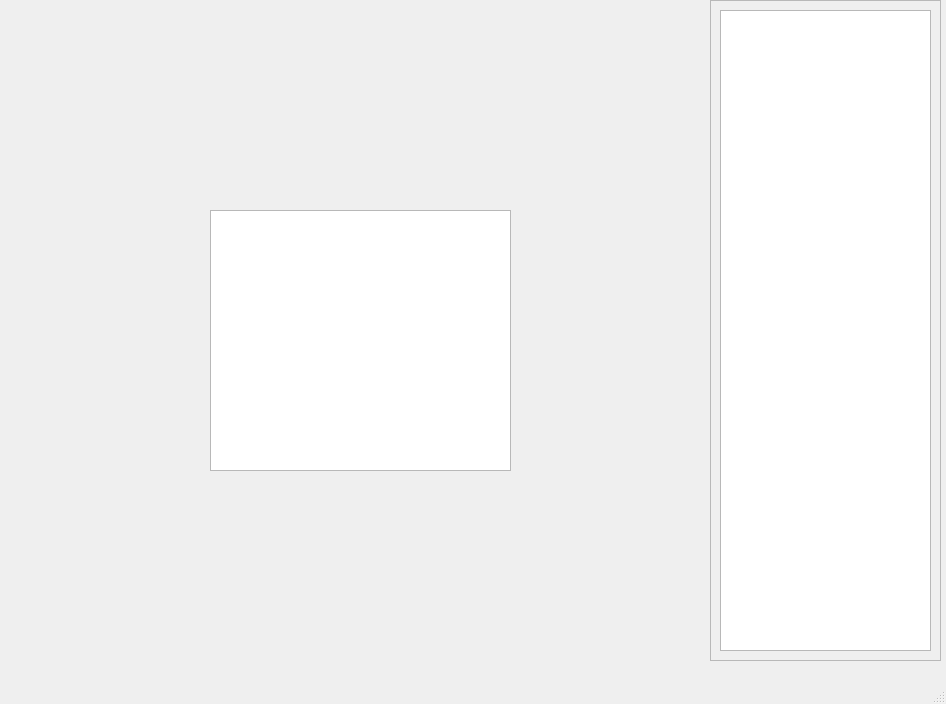
This is mainwindow.ui in Entropy675/AED_Plus as Qt 5 draws it before an edit. The edited form follows.
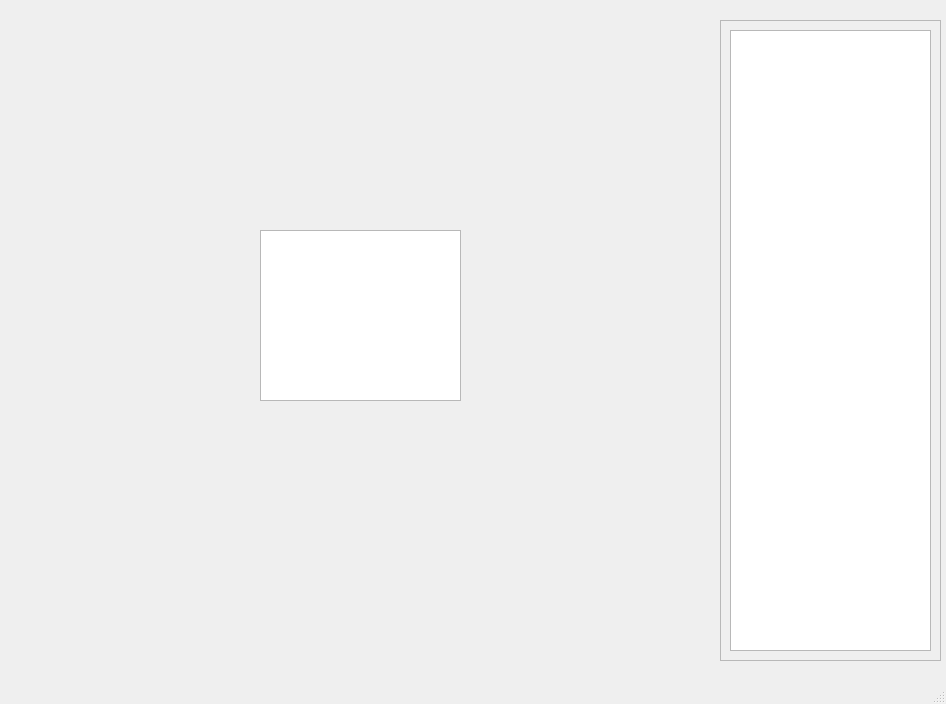
This is the edited form.

Commit message: Fine tuning UI and display

```diff
--- a/mainwindow.ui
+++ b/mainwindow.ui
@@ -17,20 +17,20 @@
    <widget class="QGraphicsView" name="HeartRateView">
     <property name="geometry">
      <rect>
-      <x>210</x>
-      <y>210</y>
-      <width>301</width>
-      <height>261</height>
+      <x>260</x>
+      <y>230</y>
+      <width>201</width>
+      <height>171</height>
      </rect>
     </property>
    </widget>
    <widget class="QFrame" name="frame">
     <property name="geometry">
      <rect>
-      <x>710</x>
-      <y>0</y>
-      <width>231</width>
-      <height>661</height>
+      <x>720</x>
+      <y>20</y>
+      <width>221</width>
+      <height>641</height>
      </rect>
     </property>
     <property name="frameShape">
@@ -44,8 +44,8 @@
       <rect>
        <x>10</x>
        <y>10</y>
-       <width>211</width>
-       <height>641</height>
+       <width>201</width>
+       <height>621</height>
       </rect>
      </property>
     </widget>
```
The commit also changes 1 other file.
